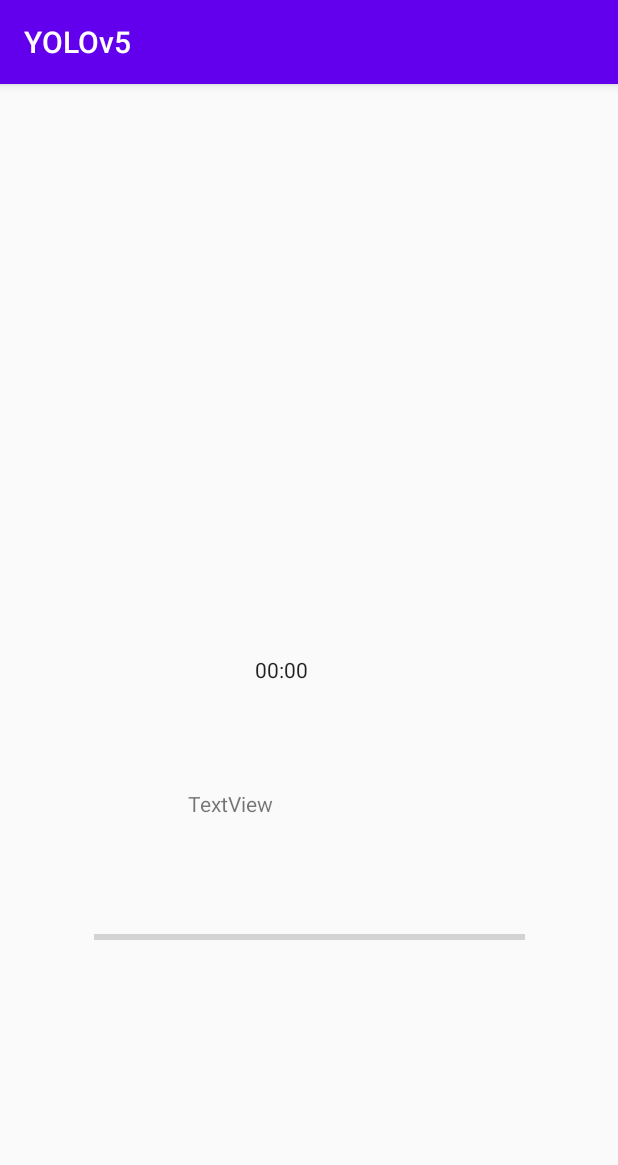
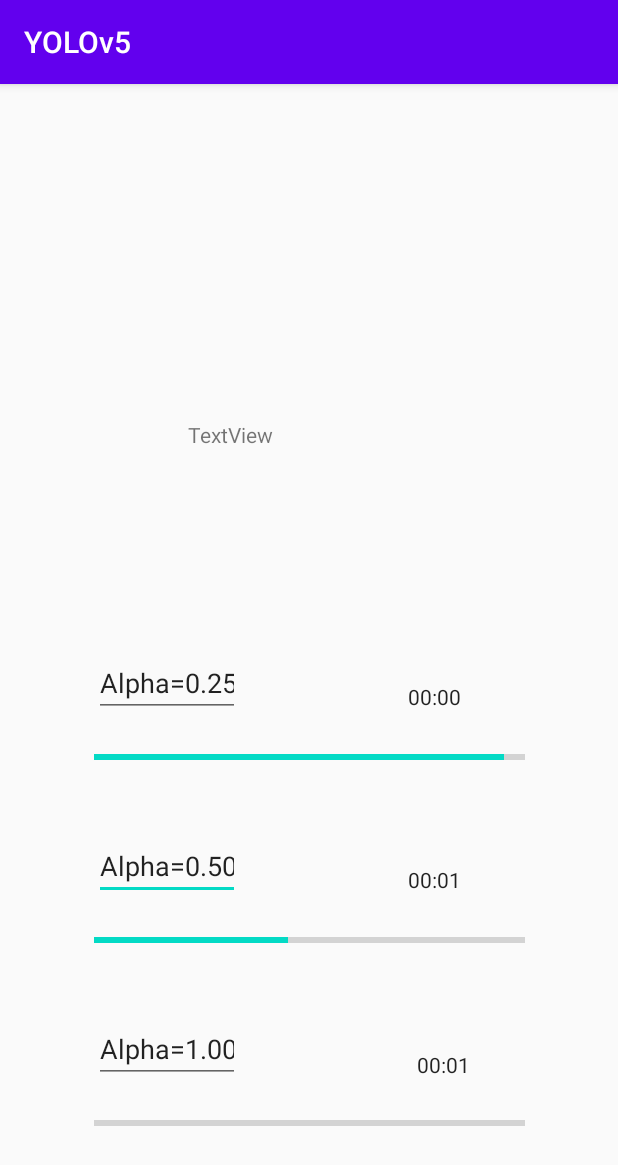
Before and after one commit to jsiloto/adaptive-cod-on-device, an Android app: the MaPActivity screen opened directly, with no data from a screen before it, on a phone screen of 412 x 824 dp. Shown: the top 1165 px of the screen. Run offline under Robolectric (Android 15) with nearby library versions, the phone set to English and light mode, and no system bars; libraries missing offline, so code that uses them is left out: org.pytorch, org.pytorch.torchvision; pictures from the network do not load; 6 statements that could not run were skipped.

Commit message:
Add width manipulation

```diff
--- a/android-device/app/src/main/java/org/pytorch/demo/objectdetection/MaPActivity.java
+++ b/android-device/app/src/main/java/org/pytorch/demo/objectdetection/MaPActivity.java
@@ -23,14 +23,15 @@ public class MaPActivity extends AppCompatActivity implements Runnable {
     private String modulePath;
     private PytorchModuleWrapper moduleWrapper;
     private Chronometer chronometer;
+    private ApiHandler apiHandler = new ApiHandler();
 
     @Override
     protected void onCreate(Bundle savedInstanceState) {
         super.onCreate(savedInstanceState);
         setContentView(R.layout.activity_map);
         mImageText = findViewById(R.id.textCurrentImage);
-        progressBar = findViewById(R.id.progressBarMap);
-        chronometer = findViewById(R.id.simpleChronometer);
+        progressBar = findViewById(R.id.progressBarMap100);
+        chronometer = findViewById(R.id.simpleChronometer100);
 
         try {
             modulePath = MainActivity.assetFilePath(getApplicationContext(), "effd2_encoder.ptl");
@@ -57,17 +58,36 @@ public class MaPActivity extends AppCompatActivity implements Runnable {
     @Override
     public void run() {
 
-        ApiHandler apiHandler = new ApiHandler();
+        progressBar = findViewById(R.id.progressBarMap025);
+        chronometer = findViewById(R.id.simpleChronometer025);
+        run_at_alpha(0.25f, progressBar, chronometer);
+
+        progressBar = findViewById(R.id.progressBarMap050);
+        chronometer = findViewById(R.id.simpleChronometer050);
+        run_at_alpha(0.50f, progressBar, chronometer);
+
+        progressBar = findViewById(R.id.progressBarMap100);
+        chronometer = findViewById(R.id.simpleChronometer100);
+        run_at_alpha(1.00f, progressBar, chronometer);
+
+    }
+
+    private void run_at_alpha(float alpha, ProgressBar progressBar, Chronometer chronometer) {
+        moduleWrapper.setWidth(alpha);
         apiHandler.clearServerMAP();
         chronometer.setBase(SystemClock.elapsedRealtime());
         chronometer.start();
-        for (int i = 0; i < images.length; i++) {
+        int max_images = images.length;
+        max_images = 20;
+
+//        for (int i = 0; i < images.length; i++) {
+        for (int i = 0; i < max_images; i++) {
             mImageText.setText(images[i]);
-            progressBar.setProgress(i * (progressBar.getMax() - progressBar.getMin()) / images.length);
+            progressBar.setProgress(i * (progressBar.getMax() - progressBar.getMin()) / max_images);
             try {
                 Bitmap bitmap = BitmapFactory.decodeStream(getAssets().open("coco_images/" + images[i]));
                 QuantizedTensor qx = moduleWrapper.run(bitmap, images[i]);
-                apiHandler.postSplitTensor(qx);
+//                apiHandler.postSplitTensor(qx);
             } catch (Exception e) {
                 e.printStackTrace();
             }
@@ -75,6 +95,6 @@ public class MaPActivity extends AppCompatActivity implements Runnable {
 
         chronometer.stop();
         apiHandler.getServerMAP();
+    }
 
-    }
 }
--- a/android-device/app/src/main/java/org/pytorch/demo/objectdetection/PytorchModuleWrapper.java
+++ b/android-device/app/src/main/java/org/pytorch/demo/objectdetection/PytorchModuleWrapper.java
@@ -26,6 +26,9 @@ public class PytorchModuleWrapper {
         qx.originalHeight = bitmap.getHeight();
         return qx;
     }
+    public void setWidth(float width){
+        mModule.runMethod("set_width", IValue.from(width));
+    }
 
 
 }
--- a/android-device/app/src/main/res/layout/activity_map.xml
+++ b/android-device/app/src/main/res/layout/activity_map.xml
@@ -5,38 +5,102 @@
     android:layout_width="match_parent"
     android:layout_height="match_parent">
 
-    <Chronometer
-        android:id="@+id/simpleChronometer"
-        android:layout_width="72dp"
-        android:layout_height="42dp"
-        android:layout_marginStart="170dp"
-        android:layout_marginEnd="170dp"
-        android:layout_marginBottom="47dp"
-        app:layout_constraintBottom_toTopOf="@+id/textCurrentImage"
-        app:layout_constraintEnd_toEndOf="parent"
-        app:layout_constraintStart_toStartOf="parent" />
-
     <ProgressBar
-        android:id="@+id/progressBarMap"
+        android:id="@+id/progressBarMap025"
         style="?android:attr/progressBarStyleHorizontal"
         android:layout_width="287dp"
         android:layout_height="54dp"
         android:layout_marginStart="106dp"
         android:layout_marginEnd="106dp"
-        android:layout_marginBottom="172dp"
+        android:layout_marginBottom="68dp"
+        app:layout_constraintBottom_toTopOf="@+id/progressBarMap050"
+        app:layout_constraintEnd_toEndOf="parent"
+        app:layout_constraintStart_toStartOf="parent" />
+
+    <ProgressBar
+        android:id="@+id/progressBarMap050"
+        style="?android:attr/progressBarStyleHorizontal"
+        android:layout_width="287dp"
+        android:layout_height="54dp"
+        android:layout_marginStart="106dp"
+        android:layout_marginEnd="106dp"
+        android:layout_marginBottom="68dp"
+        app:layout_constraintBottom_toTopOf="@+id/progressBarMap100"
+        app:layout_constraintEnd_toEndOf="parent"
+        app:layout_constraintStart_toStartOf="parent" />
+
+    <ProgressBar
+        android:id="@+id/progressBarMap100"
+        style="?android:attr/progressBarStyleHorizontal"
+        android:layout_width="287dp"
+        android:layout_height="54dp"
+        android:layout_marginStart="106dp"
+        android:layout_marginEnd="106dp"
+        android:layout_marginBottom="48dp"
         app:layout_constraintBottom_toBottomOf="parent"
         app:layout_constraintEnd_toEndOf="parent"
         app:layout_constraintStart_toStartOf="parent" />
+
+    <EditText
+        android:id="@+id/editTextTextPersonName"
+        android:layout_width="97dp"
+        android:layout_height="44dp"
+        android:ems="10"
+        android:inputType="textPersonName"
+        android:text="Alpha=0.50"
+        app:layout_constraintBottom_toTopOf="@+id/progressBarMap050"
+        app:layout_constraintStart_toStartOf="@+id/progressBarMap050" />
+
+    <EditText
+        android:id="@+id/editTextTextPersonName3"
+        android:layout_width="97dp"
+        android:layout_height="44dp"
+        android:ems="10"
+        android:inputType="textPersonName"
+        android:text="Alpha=0.25"
+        app:layout_constraintBottom_toTopOf="@+id/progressBarMap025"
+        app:layout_constraintStart_toStartOf="@+id/progressBarMap025" />
+
+    <Chronometer
+        android:id="@+id/simpleChronometer025"
+        android:layout_width="78dp"
+        android:layout_height="23dp"
+        app:layout_constraintBottom_toTopOf="@+id/progressBarMap025"
+        app:layout_constraintEnd_toEndOf="@+id/progressBarMap025" />
+
+    <Chronometer
+        android:id="@+id/simpleChronometer050"
+        android:layout_width="78dp"
+        android:layout_height="23dp"
+        app:layout_constraintBottom_toTopOf="@+id/progressBarMap050"
+        app:layout_constraintEnd_toEndOf="@+id/progressBarMap050" />
+
+    <Chronometer
+        android:id="@+id/simpleChronometer100"
+        android:layout_width="72dp"
+        android:layout_height="22dp"
+        app:layout_constraintBottom_toTopOf="@+id/progressBarMap100"
+        app:layout_constraintEnd_toEndOf="@+id/progressBarMap100" />
 
     <TextView
         android:id="@+id/textCurrentImage"
         android:layout_width="160dp"
         android:layout_height="24dp"
         android:layout_marginStart="176dp"
+        android:layout_marginTop="224dp"
         android:layout_marginEnd="177dp"
-        android:layout_marginBottom="48dp"
         android:text="TextView"
-        app:layout_constraintBottom_toTopOf="@+id/progressBarMap"
         app:layout_constraintEnd_toEndOf="parent"
-        app:layout_constraintStart_toStartOf="parent" />
+        app:layout_constraintStart_toStartOf="parent"
+        app:layout_constraintTop_toTopOf="parent" />
+
+    <EditText
+        android:id="@+id/editTextTextPersonName2"
+        android:layout_width="97dp"
+        android:layout_height="44dp"
+        android:ems="10"
+        android:inputType="textPersonName"
+        android:text="Alpha=1.00"
+        app:layout_constraintBottom_toTopOf="@+id/progressBarMap100"
+        app:layout_constraintStart_toStartOf="@+id/progressBarMap100" />
 </androidx.constraintlayout.widget.ConstraintLayout>
```
Also changed, not shown: android-device/app/src/main/java/org/pytorch/demo/objectdetection/MainActivity.java (+8 -0 lines), 3 other files.
